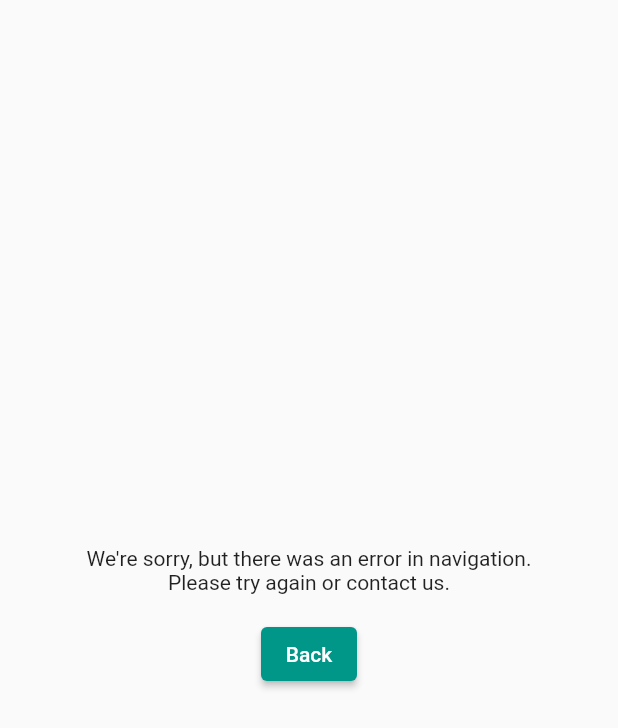
After one commit to agordeev/my-drugs-app, a Flutter app: the UnknownRouteScreen screen opened directly, on a phone screen of 412 x 824 dp. The commit adds this screen. Shown: the top 728 px of the screen. Run offline on Flutter 3.47's test engine with Material 2 defaults, Android fonts, the phone set to English and light mode, and no system bars; drawn by our look-alikes of flutter_platform_widgets; our stand-ins replace bloc, equatable, flutter_bloc, mask_text_input_formatter, sqflite; accounts and stored records are empty; generated files the repository leaves out were written again.

Commit message:
Add UnknownRouteScreen

```diff
--- a/lib/app/routes/app_route_factory.dart
+++ b/lib/app/routes/app_route_factory.dart
@@ -6,6 +6,7 @@ import 'package:my_drugs/app/features/drug_list/drug_list_screen.dart';
 import 'package:my_drugs/app/features/manage_drug/bloc/manage_drug_bloc.dart';
 import 'package:my_drugs/app/features/manage_drug/manage_drug_screen.dart';
 import 'package:my_drugs/app/routes/app_routes.dart';
+import 'package:my_drugs/app/widgets/unknown_route_screen.dart';
 import 'package:my_drugs/data_access/data_access.dart';
 import 'package:my_drugs/generated/l10n.dart';
 import 'package:my_drugs/models/drug.dart';
@@ -35,18 +36,17 @@ class AppRouteFactory {
         break;
     }
     return _buildUnknownRoute(
+      settings,
       context,
     );
   }
 
-  // TODO: Improve appearance
-  Route<dynamic> _buildUnknownRoute(BuildContext context) => platformPageRoute(
+  Route<dynamic> _buildUnknownRoute(
+          RouteSettings settings, BuildContext context) =>
+      platformPageRoute(
+        settings: settings,
         context: context,
-        builder: (_) => Container(
-          child: Center(
-            child: Text('Unknown route'),
-          ),
-        ),
+        builder: (_) => UnknownRouteScreen(),
       );
 
   Widget _buildDrugListScreen(
--- /dev/null
+++ b/lib/app/widgets/unknown_route_screen.dart
@@ -0,0 +1,29 @@
+import 'package:flutter/cupertino.dart';
+import 'package:flutter/material.dart';
+import 'package:flutter_platform_widgets/flutter_platform_widgets.dart';
+import 'package:my_drugs/generated/l10n.dart';
+
+class UnknownRouteScreen extends StatelessWidget {
+  @override
+  Widget build(BuildContext context) {
+    return Scaffold(
+      body: Center(
+        child: Column(
+          mainAxisAlignment: MainAxisAlignment.center,
+          crossAxisAlignment: CrossAxisAlignment.center,
+          children: <Widget>[
+            Text(
+              S.of(context).unknownRouteMessage,
+              textAlign: TextAlign.center,
+            ),
+            SizedBox(height: 16),
+            PlatformButton(
+              child: Text(MaterialLocalizations.of(context).backButtonTooltip),
+              onPressed: () => Navigator.of(context).pop(),
+            ),
+          ],
+        ),
+      ),
+    );
+  }
+}
--- a/lib/l10n/intl_en.arb
+++ b/lib/l10n/intl_en.arb
@@ -5,6 +5,7 @@
   "buttonDelete": "Delete",
   "validationEmptyRequiredField": "Please fill this field",
   "validationInvalidExpiryDate": "Please enter a valid expiry date",
+  "unknownRouteMessage": "We're sorry, but there was an error in navigation.\nPlease try again or contact us.",
   "drugListTotalItems": "{itemsCount, plural, zero{No items} one{1 item} other{{itemsCount} items}}",
   "drugListTotalItemsSelected": "{itemsCount, plural, zero{No items selected} one{1 item selected} other{{itemsCount} items selected}}",
   "drugListNoItems": "No drugs added yet",
--- a/lib/l10n/intl_ru.arb
+++ b/lib/l10n/intl_ru.arb
@@ -5,6 +5,7 @@
   "buttonDelete": "Удалить",
   "validationEmptyRequiredField": "Заполните это поле",
   "validationInvalidExpiryDate": "Введите верный срок годности",
+  "unknownRouteMessage": "Произошла ошибка навигации.\nПожалуйста, попробуйте еще раз или свяжитесь с нами.",
   "drugListTotalItems": "{itemsCount, plural, zero{Нет лекарств} one{{itemsCount} лекарство} few{{itemsCount} лекарства} many{{itemsCount} лекарств} other{{itemsCount} лекарств}}",
   "drugListTotalItemsSelected": "{itemsCount, plural, zero{Выбрано 0 лекарств} one{Выбрано {itemsCount} лекарство} few{Выбрано {itemsCount} лекарства} many{Выбрано {itemsCount} лекарств} other{Выбрано {itemsCount} лекарств}}",
   "drugListNoItems": "Нет добавленных лекарств",
```
Also changed, not shown: lib/generated/intl/messages_en.dart, lib/generated/intl/messages_ru.dart, lib/generated/l10n.dart.
